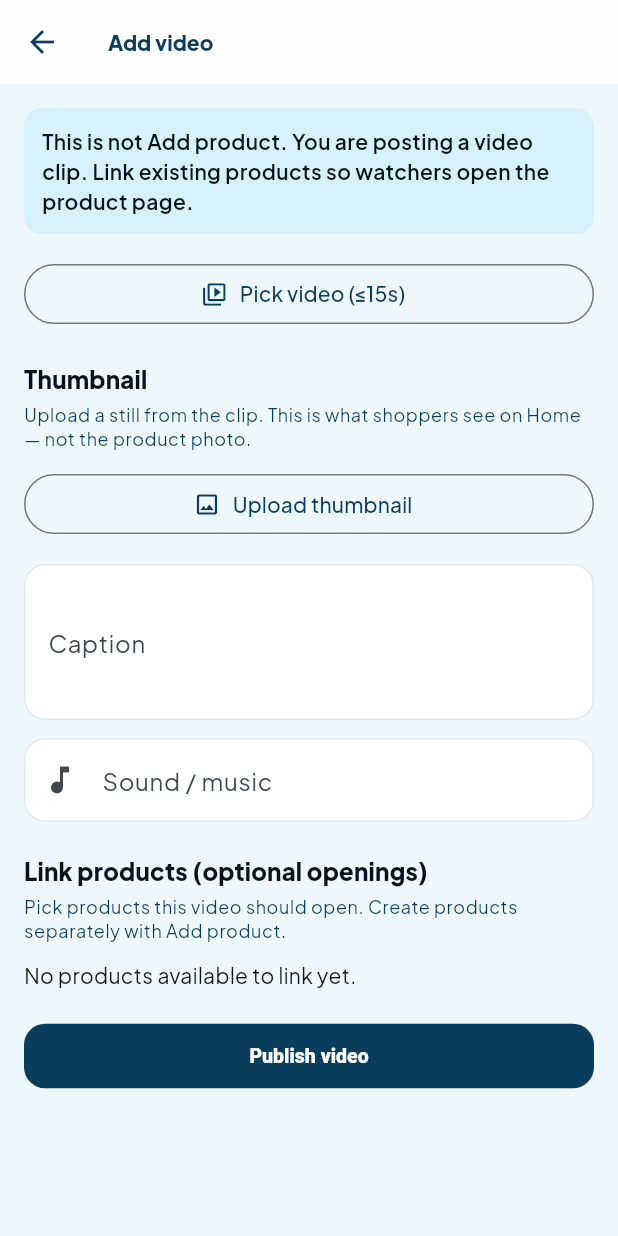
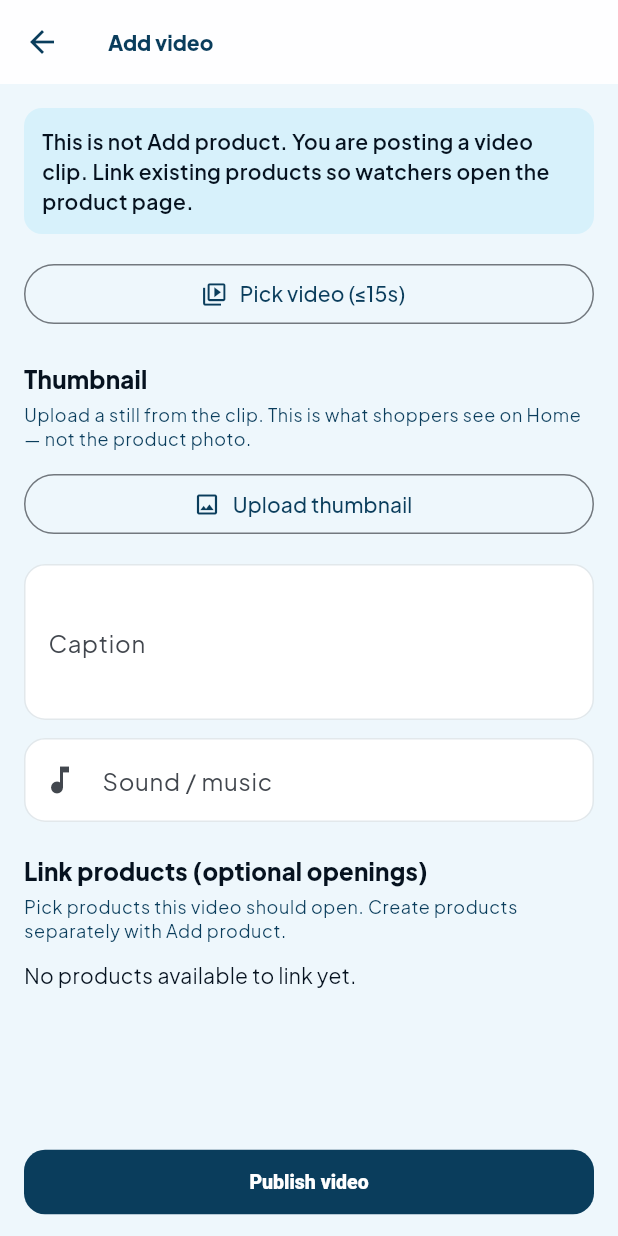
Before and after one commit to felixamay/hubsom, a Flutter app: the UploadVideoPage screen opened directly, on a phone screen of 412 x 824 dp. Run offline on Flutter 3.47's test engine with Material 3 defaults, Android fonts, the phone set to English and light mode, and no system bars; our stand-ins replace cached_network_image, cloud_firestore, dio, equatable, firebase_core, firebase_messaging and 14 more; missing offline and left inert: agora_rtc_engine, dart:js_interop, dart:ui_web; accounts and stored records are empty; network calls fail.

Commit message:
Unstick Publish video so it does not hang on Publishing video
The browser used to re-encode the whole clip with MediaRecorder before
upload. play() often never resolved, so the button stayed on
Publishing video. Publish now remuxes the MP4 and uploads, with one
pinned button and a timeout if the network stalls.

Co-authored-by: felixamay <felixamay@users.noreply.github.com>

```diff
--- a/hubsom_app/lib/core/services/video_recompress_web.dart
+++ b/hubsom_app/lib/core/services/video_recompress_web.dart
@@ -31,7 +31,7 @@ Future<ProductDemoVideo?> recompressShopVideoForSlowNetwork({
       return null;
     }
 
-    await video.play().toDart;
+    await video.play().toDart.timeout(const Duration(seconds: 6));
     final stream = video.captureStream();
     final mime = _recorderMime();
     if (mime == null) {
@@ -73,7 +73,7 @@ Future<ProductDemoVideo?> recompressShopVideoForSlowNetwork({
     );
 
     recorder.start();
-    await video.play().toDart;
+    await video.play().toDart.timeout(const Duration(seconds: 6));
     await _once(video, 'ended').timeout(
       Duration(milliseconds: ((video.duration + 1) * 1000).round()),
     );
--- a/hubsom_app/lib/features/videos/upload_video_page.dart
+++ b/hubsom_app/lib/features/videos/upload_video_page.dart
@@ -61,6 +61,7 @@ class _UploadVideoPageState extends ConsumerState<UploadVideoPage> {
   }
 
   Future<void> _publish() async {
+    if (_busy) return;
     if (!ensureSignedIn(context, ref, message: 'Sign in to upload a video')) {
       return;
     }
@@ -82,13 +83,21 @@ class _UploadVideoPageState extends ConsumerState<UploadVideoPage> {
       _error = null;
     });
     try {
-      final video = await ref.read(catalogRepositoryProvider).createShopVideo(
+      final video = await ref
+          .read(catalogRepositoryProvider)
+          .createShopVideo(
             bytes: bytes,
             mimeType: _mime,
             productIds: _selected.toList(),
             caption: _caption.text.trim(),
             soundTitle: _sound.text.trim(),
             thumbnailBytes: _thumbBytes,
+          )
+          .timeout(
+            const Duration(seconds: 90),
+            onTimeout: () => throw StateError(
+              'Publishing took too long. Check your connection and try again.',
+            ),
           );
       ref.invalidate(shopVideosProvider);
       ref.invalidate(productsProvider((category: null, q: null)));
@@ -145,7 +154,7 @@ class _UploadVideoPageState extends ConsumerState<UploadVideoPage> {
       body: loadingCatalog
           ? const Center(child: CircularProgressIndicator())
           : ListView(
-              padding: const EdgeInsets.fromLTRB(16, 16, 16, 100),
+              padding: const EdgeInsets.fromLTRB(16, 16, 16, 24),
               children: [
                 Container(
                   width: double.infinity,
@@ -322,13 +331,34 @@ class _UploadVideoPageState extends ConsumerState<UploadVideoPage> {
                     style: TextStyle(color: Theme.of(context).colorScheme.error),
                   ),
                 ],
-                const SizedBox(height: 20),
-                FilledButton(
-                  onPressed: _busy ? null : _publish,
-                  child: Text(_busy ? 'Publishing video…' : 'Publish video'),
-                ),
               ],
             ),
+      bottomNavigationBar: SafeArea(
+        child: Padding(
+          padding: const EdgeInsets.fromLTRB(16, 8, 16, 12),
+          child: FilledButton(
+            onPressed: _busy ? null : _publish,
+            child: _busy
+                ? const Row(
+                    mainAxisAlignment: MainAxisAlignment.center,
+                    mainAxisSize: MainAxisSize.min,
+                    children: [
+                      SizedBox(
+                        width: 18,
+                        height: 18,
+                        child: CircularProgressIndicator(
+                          strokeWidth: 2,
+                          color: Colors.white,
+                        ),
+                      ),
+                      SizedBox(width: 10),
+                      Text('Publishing video…'),
+                    ],
+                  )
+                : const Text('Publish video'),
+          ),
+        ),
+      ),
     );
   }
 }
```
Also changed, not shown: hubsom_app/lib/core/services/video_for_slow_network.dart (+6 -20 lines), 2 other files.
